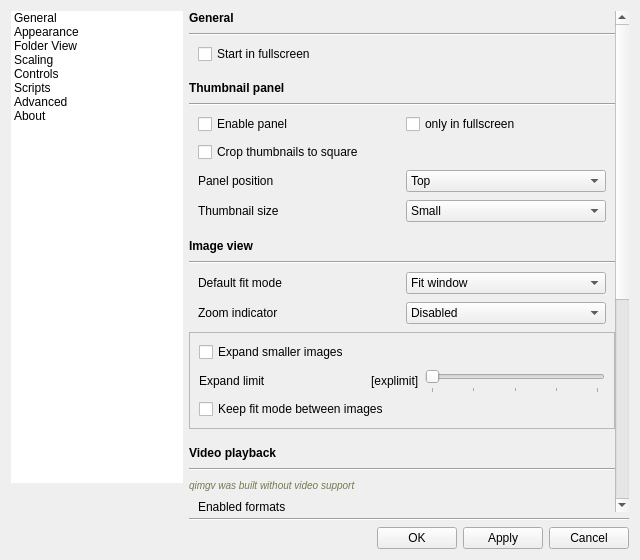
Before: the Qt Designer form qimgv/gui/dialogs/settingsdialog.ui in do-i/thumbgrid, drawn with Qt 5.
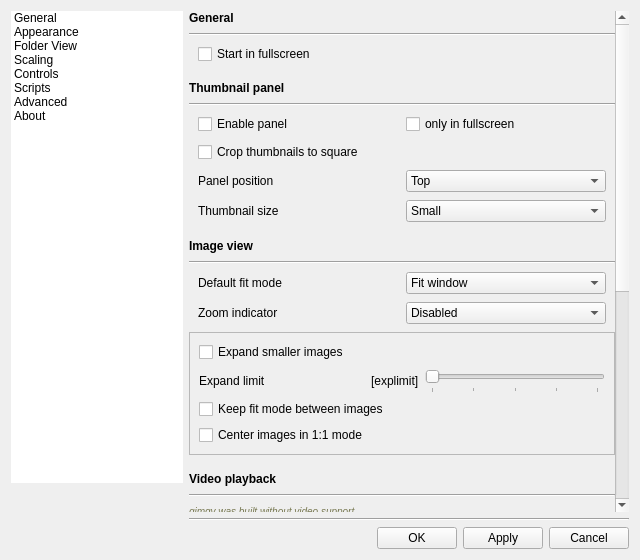
After: the same form once the commit is applied. Custom widgets are drawn as their Qt base class.

Commit message: [ImageViewerV2] option to center image in 1:1 mode #174

Patch:
```diff
--- a/qimgv/gui/dialogs/settingsdialog.ui
+++ b/qimgv/gui/dialogs/settingsdialog.ui
@@ -364,9 +364,9 @@
               <property name="geometry">
                <rect>
                 <x>0</x>
-                <y>-117</y>
+                <y>0</y>
                 <width>426</width>
-                <height>993</height>
+                <height>1022</height>
                </rect>
               </property>
               <layout class="QVBoxLayout" name="verticalLayout_5">
@@ -909,6 +909,13 @@
                     </property>
                    </widget>
                   </item>
+                  <item>
+                   <widget class="QCheckBox" name="centerIn1to1ModeCheckBox">
+                    <property name="text">
+                     <string>Center images in 1:1 mode</string>
+                    </property>
+                   </widget>
+                  </item>
                  </layout>
                 </widget>
                </item>
```
Left out of the diff: 8 changed lines with no effect on the pictures. The commit also changes 6 other files.
